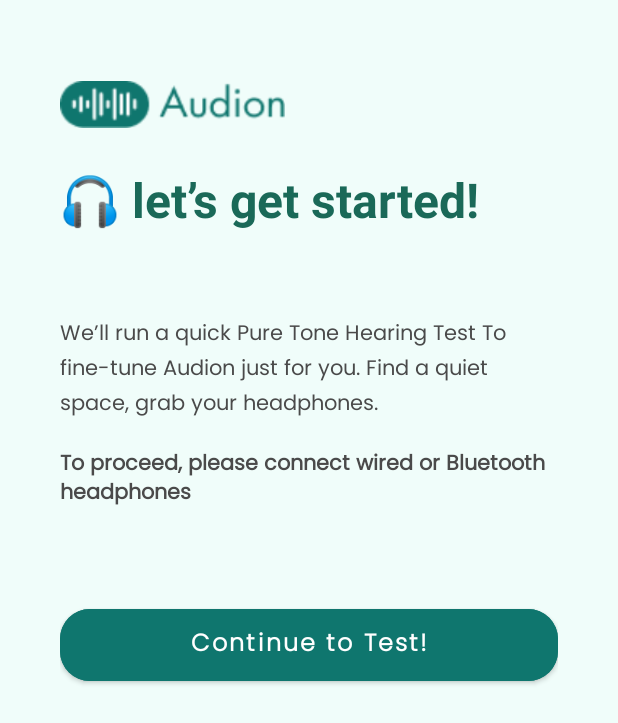
After one commit to adeepabandara/Audion, an Android app: the layout hearing_test_instructions.xml on its own in the app's theme, with its tools: preview values and no code run, on a phone screen of 412 x 824 dp. The commit adds this screen. Shown: the top 723 px of the screen. Run offline under Robolectric (Android 15) with nearby library versions, the phone set to English and light mode, and no system bars.

```diff
--- a/app/src/main/java/com/example/audion/UserCreationActivity.java
+++ b/app/src/main/java/com/example/audion/UserCreationActivity.java
@@ -60,7 +60,7 @@ public class UserCreationActivity extends AppCompatActivity {
         userDao.insert(newUser);
 
         // Navigate to HomeActivity
-        Intent intent = new Intent(this, HomeActivity.class);
+        Intent intent = new Intent(this, PureToneTestActivity.class);
         startActivity(intent);
 
         // Finish current activity
--- /dev/null
+++ b/app/src/main/res/layout/hearing_test_instructions.xml
@@ -0,0 +1,97 @@
+<?xml version="1.0" encoding="utf-8"?>
+<ScrollView
+    xmlns:android="http://schemas.android.com/apk/res/android"
+    xmlns:app="http://schemas.android.com/apk/res-auto"
+    android:layout_width="match_parent"
+    android:layout_height="match_parent"
+    android:background="#F0FDFA"
+    android:padding="40dp">
+
+    <!-- Use a vertical LinearLayout to stack the elements -->
+    <LinearLayout
+        android:layout_width="match_parent"
+        android:layout_height="wrap_content"
+        android:orientation="vertical">
+
+        <!-- Logo + Brand Name Row -->
+        <LinearLayout
+            android:layout_width="wrap_content"
+            android:layout_height="71dp"
+            android:orientation="horizontal"
+            android:paddingBottom="4dp">
+
+            <!-- Example Logo/Icon (replace with your own) -->
+            <ImageView
+                android:id="@+id/imgLogo"
+                android:layout_width="150dp"
+                android:layout_height="59dp"
+                android:layout_gravity="start"
+                android:layout_marginRight="8dp"
+                android:contentDescription="@string/app_name"
+                android:src="@drawable/logo_color" />
+
+            <!-- Brand Name -->
+            <!-- <TextView
+                android:id="@+id/tvBrandName"
+                android:layout_width="wrap_content"
+                android:layout_height="wrap_content"
+                android:text="Audion"
+                android:textColor="#1A6958"
+                android:textSize="20sp"
+                android:textStyle="bold" /> -->
+        </LinearLayout>
+
+        <!-- Greeting -->
+        <TextView
+            android:id="@+id/tvGreeting"
+            android:layout_width="wrap_content"
+            android:layout_height="84dp"
+            android:layout_marginBottom="16dp"
+            android:text="🎧 let’s get started!"
+            android:textColor="#1A6958"
+            android:textSize="32sp"
+            android:textStyle="bold" />
+
+        <!-- Intro Paragraph -->
+        <TextView
+            android:id="@+id/tvIntro"
+            android:layout_width="match_parent"
+            android:layout_height="wrap_content"
+            android:layout_marginBottom="16dp"
+            android:fontFamily="@font/poppins"
+            android:lineSpacingExtra="4dp"
+            android:text="We’ll run a quick Pure Tone Hearing Test To  fine-tune Audion just for you. Find a quiet space, grab your headphones."
+            android:textColor="#4A4A4A"
+            android:textSize="14sp" />
+
+        <!-- Follow-up Paragraph -->
+        <TextView
+            android:id="@+id/tvFollowUp"
+            android:layout_width="match_parent"
+            android:layout_height="62dp"
+            android:layout_marginBottom="24dp"
+            android:fontFamily="@font/poppins"
+            android:text="To proceed, please connect wired or Bluetooth headphones"
+            android:textColor="#4A4A4A"
+            android:textSize="14sp"
+            android:textStyle="bold" />
+
+        <com.google.android.material.button.MaterialButton
+            android:id="@+id/buttonSubmit"
+            android:layout_width="match_parent"
+            android:layout_height="60dp"
+            android:layout_marginTop="16dp"
+            android:layout_marginBottom="16dp"
+            android:backgroundTint="#0F766E"
+            android:fontFamily="@font/poppins_light"
+            android:paddingStart="50dp"
+            android:paddingEnd="50dp"
+            android:text="Continue to Test!"
+            android:textAllCaps="false"
+            android:textColor="#FFFFFF"
+            android:textSize="16sp"
+            android:textStyle="bold"
+            app:cornerRadius="20dp" />
+
+    </LinearLayout>
+</ScrollView>
```
Also changed, not shown: app/src/main/java/com/example/audion/InstructionActivity.java (added, +38 -0 lines), app/src/main/java/com/example/audion/MainActivity.java (+23 -31 lines), app/src/main/java/com/example/audion/PureToneTestActivity.java (+80 -14 lines), app/src/main/java/com/example/audion/data/AppDatabase.java (+13 -2 lines), app/src/main/java/com/example/audion/data/HearingTestResult.java (added, +49 -0 lines), app/src/main/java/com/example/audion/data/HearingTestResultDao.java (added, +22 -0 lines), app/src/main/java/com/example/audion/data/User.java (+3 -14 lines), app/src/main/java/com/example/audion/data/UserDao.java (+0 -7 lines), app/src/main/res/layout/activity_instruction.xml (added, +24 -0 lines).
